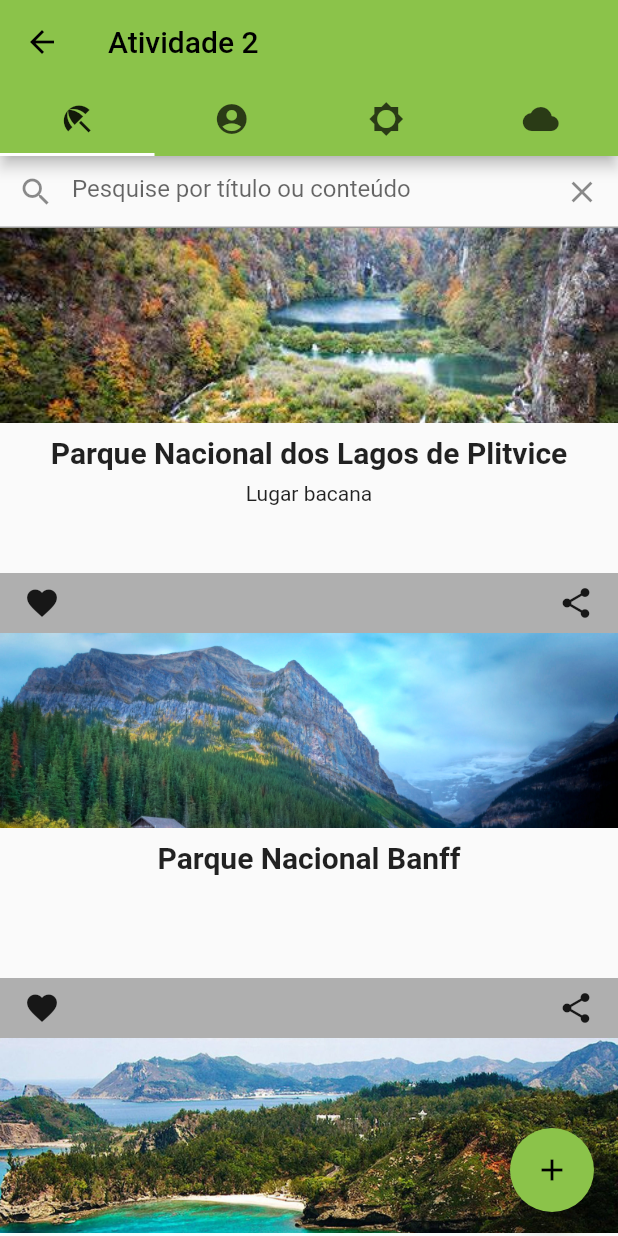
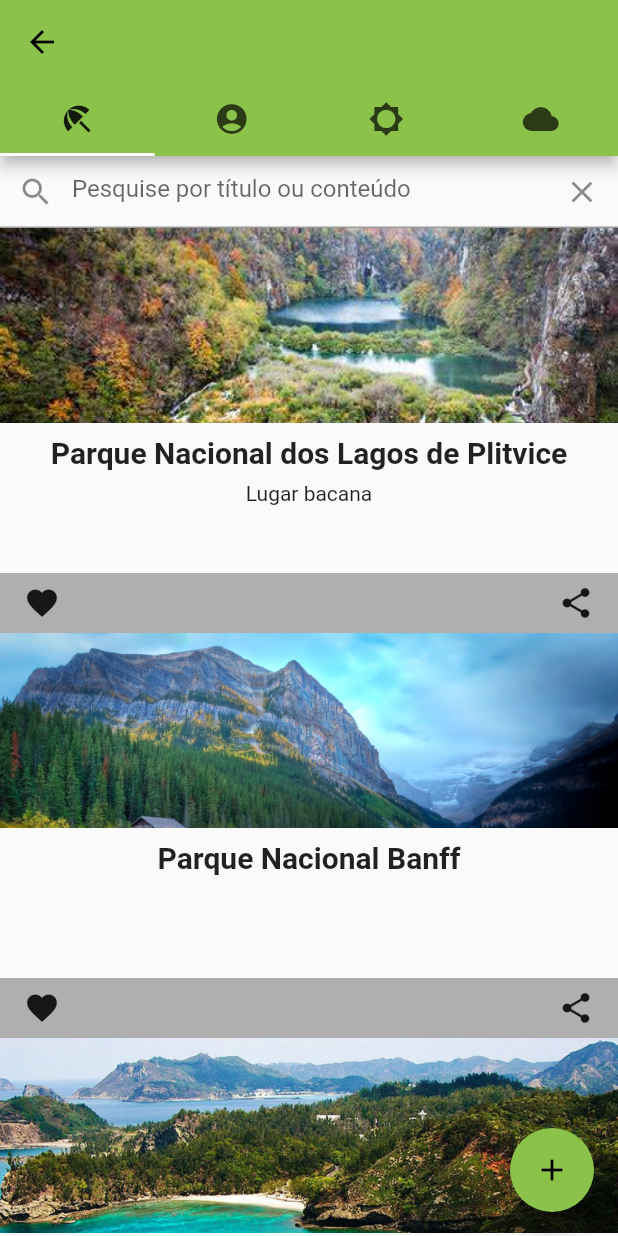
Before and after one commit to p-triciaG/Flutter-Activities, a Flutter app: the ActivityTabBar screen opened directly, on a phone screen of 412 x 824 dp. Run offline on Flutter 3.47's test engine with Material 2 defaults, Android fonts, the phone set to English and light mode, and no system bars.

Commit message:
Update tab_bar_screen.dart

```diff
--- a/activity/lib/tab_bar_screen.dart
+++ b/activity/lib/tab_bar_screen.dart
@@ -35,7 +35,6 @@ class _ActivityTabBarState extends State<ActivityTabBar> {
       length: 4,
       child: Scaffold(
         appBar: AppBar(
-          title: const Text('Atividade 2'),
           bottom: const TabBar(
             tabs: <Widget>[
               Tab(
```
